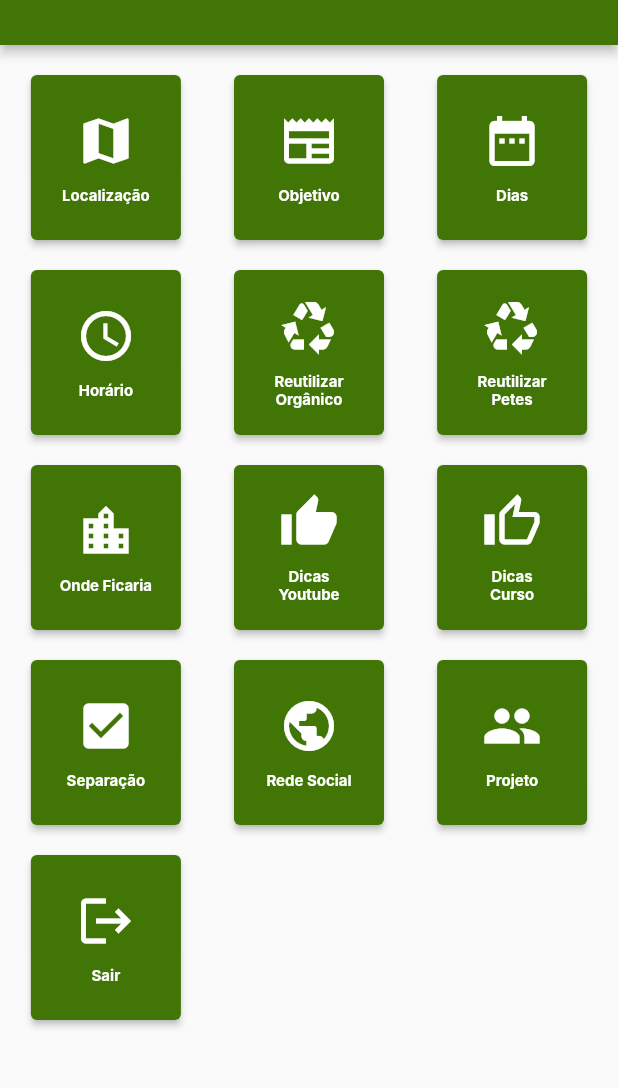
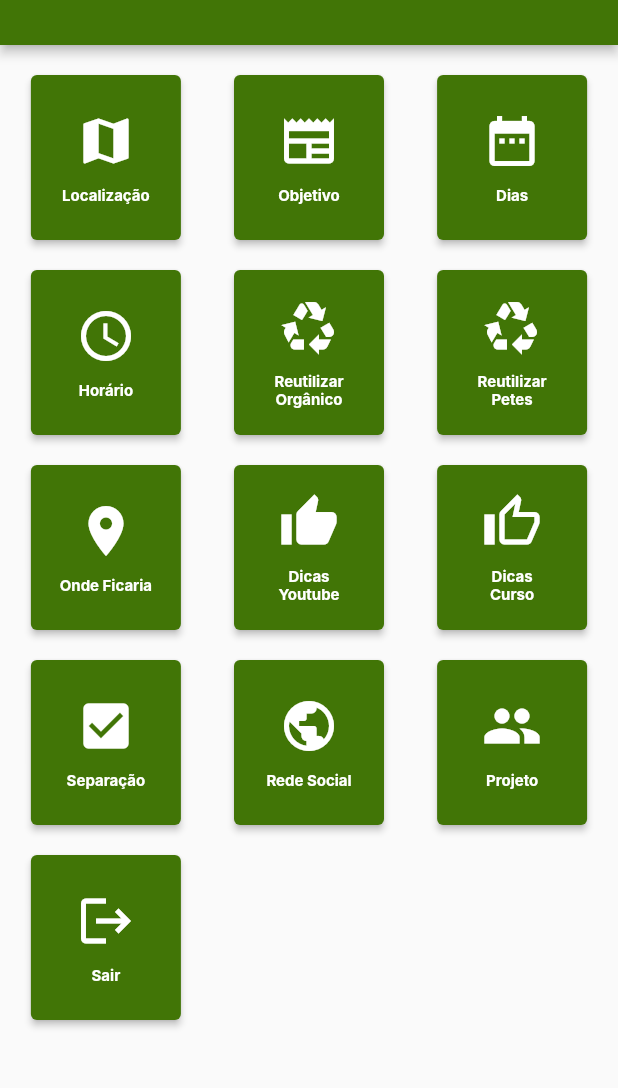
Before and after one commit to rafaelcsilvadev/ecokotam, a Flutter app: the Menu screen opened by its route, on a phone screen of 412 x 824 dp, the part 60-1148 px from its top. Run offline on Flutter 3.47's test engine with Material 2 defaults, Android fonts, the phone set to English and light mode, and no system bars; our stand-ins replace flutter_svg_provider, get; Roboto replaces fonts that are missing (Inter).

Commit message:
Ajustado location

```diff
--- a/lib/views/pages/menu.dart
+++ b/lib/views/pages/menu.dart
@@ -108,7 +108,7 @@ class Menu extends StatelessWidget {
                             child: ActionButton(
                               onPressed: () => {},
                               title: 'Onde Ficaria',
-                              icon: Icons.location_city,
+                              icon: Icons.location_on,
                             ),
                           ),
                           SizedBox(
```
